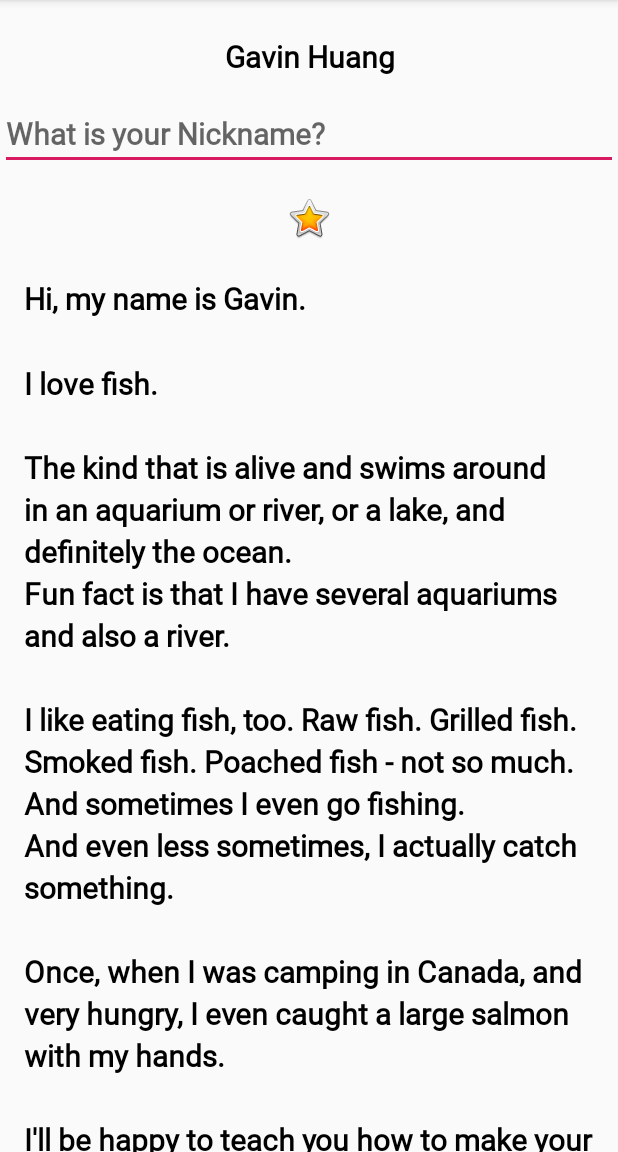
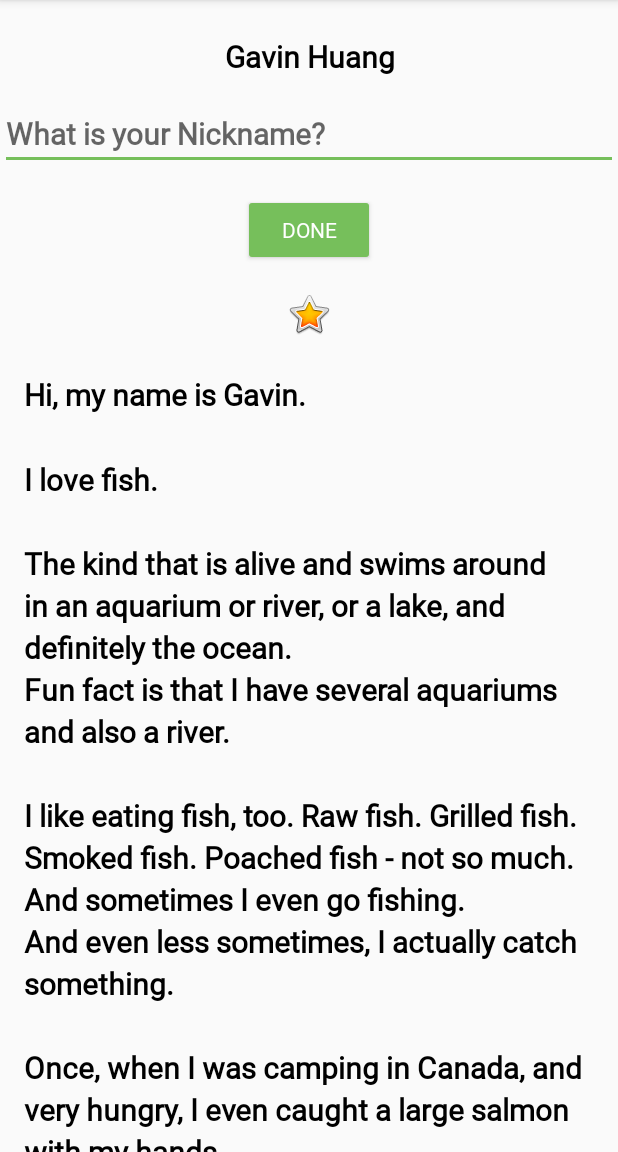
Before and after one commit to kmalloc8/kt-projects, an Android app: the screen it shows after launch (MainActivity), on a phone screen of 412 x 824 dp, the part 84-1236 px from its top. Run offline under Robolectric (Android 15) with nearby library versions, the phone set to English and light mode, and no system bars.

Commit message:
Adding a Done Button to Accept Text Input

```diff
--- a/AboutMe/app/src/main/res/layout/activity_main.xml
+++ b/AboutMe/app/src/main/res/layout/activity_main.xml
@@ -21,6 +21,24 @@
             android:id="@+id/nickname_edit"
             style="@style/NameStyle"
             android:hint="@string/what_is_your_nickname"/>
+
+    <Button
+            android:layout_width="wrap_content"
+            android:layout_height="wrap_content"
+            android:id="@+id/done_button"
+            android:text="@string/done"
+            style="@style/Widget.AppCompat.Button.Colored"
+            android:layout_gravity="center_horizontal"
+            android:layout_marginTop="@dimen/layout_margin"
+            android:fontFamily="@font/roboto"/>
+
+    <TextView
+            android:layout_width="match_parent"
+            android:layout_height="wrap_content"
+            android:id="@+id/nickname_text"
+            android:textAlignment="center"
+            style="@style/NameStyle"
+            android:visibility="gone"/>
 
     <ImageView
             android:layout_width="match_parent"
--- a/AboutMe/app/src/main/res/values/colors.xml
+++ b/AboutMe/app/src/main/res/values/colors.xml
@@ -2,5 +2,5 @@
 <resources>
     <color name="colorPrimary">#008577</color>
     <color name="colorPrimaryDark">#00574B</color>
-    <color name="colorAccent">#D81B60</color>
+    <color name="colorAccent">#76bf5b</color>
 </resources>
--- a/AboutMe/app/src/main/res/values/strings.xml
+++ b/AboutMe/app/src/main/res/values/strings.xml
@@ -15,4 +15,5 @@
 \nYou should ask someone else about fishing, though.\n\n
     </string>
     <string name="what_is_your_nickname">What is your Nickname?</string>
+    <string name="done">Done</string>
 </resources>
```
